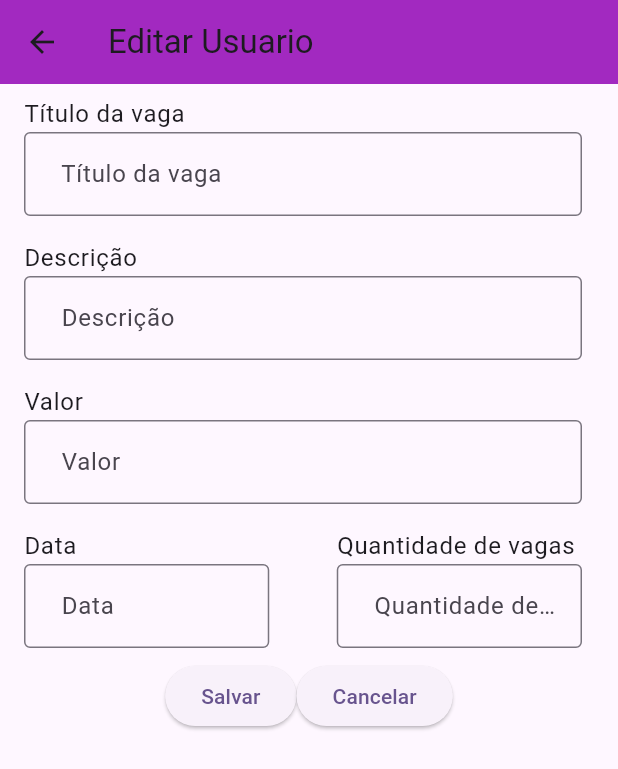
After one commit to rsprenata/Luna, a Flutter app: the InserirVagaPage screen opened by its route, after a tap on "Salvar", on a phone screen of 412 x 824 dp. The commit adds this screen. Shown: the top 769 px of the screen. Run offline on Flutter 3.47's test engine with Material 3 defaults, Android fonts, the phone set to English and light mode, and no system bars; missing offline and left inert: dart:ffi; accounts and stored records are empty.

Commit message:
[Inserir vaga] feat: inserindo vaga

```diff
--- a/lib/main.dart
+++ b/lib/main.dart
@@ -4,6 +4,7 @@ import 'package:luna/routes/routes.dart';
 import 'package:luna/view/perfil/manter_perfil_artista.dart';
 import 'package:luna/view/perfil/manter_perfil_empresa.dart';
 import 'package:luna/view/perfil/ver_perfil_artista.dart';
+import 'package:luna/view/vaga/inserir_vaga.dart';
 
 void main() {
   runApp(const MyApp());
@@ -25,6 +26,7 @@ class MyApp extends StatelessWidget {
         Routes.home: (context) => const MyHomePage(title: 'LUNA'),
         Routes.usuarioEdit:(context) => const EditarUsuarioArtistaPage(),
         Routes.verPerfil:(context) => const VerUsuarioArtistaPage(),
+        Routes.inserirVaga:(context) => const InserirVagaPage(),
         //FIXME Routes.usuarioEmpresaEdit:(context) => const EditarUsuarioEmpresaPage()
       },
     );
@@ -99,6 +101,9 @@ class _MyHomePageState extends State<MyHomePage> {
               Navigator.pushNamed(context, VerUsuarioArtistaPage.routeName,
         arguments: <String, int>{"id": 10});
             }, child: Text("Ver Perfil")),
+            ElevatedButton(onPressed: (){
+              Navigator.pushNamed(context, InserirVagaPage.routeName);
+            }, child: Text("Nova Vaga")),
 
           ],
         ),
--- /dev/null
+++ b/lib/model/vaga.dart
@@ -0,0 +1,49 @@
+import 'dart:convert';
+import 'dart:ffi';
+
+
+class Vaga {
+  int? id;
+  String nome;
+  String descricao;
+  String valor;
+  String data;
+  int qtdVagas;
+
+  Vaga(this.id, this.nome, this.descricao, this.valor, this.data, this.qtdVagas);
+  Vaga.novo(this.nome, this.descricao, this.valor, this.data, this.qtdVagas);
+  Map<String, dynamic> toMap() {
+    return {
+      'nome': nome,
+      'descricao': descricao,
+      'valor': valor,
+      'data': data,
+      'qtdVagas': qtdVagas,
+    };
+  }
+
+  static Vaga fromMap(Map<String, dynamic> map) {
+    return Vaga(
+      map['id'],
+      map['nome'],
+      map['descricao'],
+      map['valor'],
+      map['data'],
+      map['qtdVagas'],
+    );
+  }
+
+  static List<Vaga> fromMaps(List<Map<String, dynamic>> maps) {
+    return List.generate(maps.length, (i) {
+      return Vaga.fromMap(maps[i]);
+    });
+  }
+
+  static Vaga fromJson(String j) => Vaga.fromMap(jsonDecode(j));
+  static List<Vaga> fromJsonList(String j) {
+    final parsed = jsonDecode(j).cast<Map<String, dynamic>>();
+    return parsed.map<Vaga>((map) => Vaga.fromMap(map)).toList();
+  }
+
+  String toJson() => jsonEncode(toMap());
+}
--- /dev/null
+++ b/lib/repositories/vaga_repository.dart
@@ -0,0 +1,31 @@
+import 'package:luna/model/artista.dart';
+import 'package:luna/model/vaga.dart';
+import 'package:luna/rest/artista_rest.dart';
+import 'package:luna/rest/vaga_rest.dart';
+
+class VagaRepository {
+  final VagaRest api = VagaRest();
+  Future<Vaga> buscar(int id) async {
+    return await api.buscar(id);
+  }
+  Future<Vaga> alterar(Vaga artista) async {
+    return await api.alterar(artista);
+  }
+  Future<Vaga> inserir(Vaga artista) async {
+    return await api.inserir(artista);
+  }
+/*
+  Future<Usuario?> buscarPorCpf(String cpf) async {
+    return await api.buscarPorCpf(cpf);
+  }
+
+  Future<List<Usuario>> buscarTodos() async {
+    return await api.buscarTodos();
+  }
+
+
+
+  Future<Usuario> remover(int id) async {
+    return await api.remover(id);
+  }*/
+}
--- /dev/null
+++ b/lib/rest/vaga_rest.dart
@@ -0,0 +1,82 @@
+import 'package:luna/model/vaga.dart';
+import 'package:luna/model/vaga.dart';
+import 'package:luna/rest/api.dart';
+import 'package:http/http.dart' as http;
+
+class VagaRest{
+  Future<Vaga> buscar(int id) async {
+    final http.Response response =
+        await http.get(Uri.http(API.endpoint, '/vaga/$id'));
+    if (response.statusCode == 200) {
+      return Vaga.fromJson(response.body);
+    } else {
+      throw Exception(
+          'Erro buscando vaga: $id [code: ${response.statusCode}]');
+    }
+  }
+
+  Future<Vaga> alterar(Vaga vaga) async {
+    final http.Response response = await http.put(
+      Uri.http(API.endpoint, 'vaga/${vaga.id}'),
+      headers: <String, String>{
+        'Content-Type': 'application/json; charset=UTF-8',
+      },
+      body: vaga.toJson(),
+    );
+    if (response.statusCode == 200) {
+      return vaga;
+    } else {
+      throw Exception('Erro alterando vaga ${vaga.id}.');
+    }
+  }
+
+  Future<Vaga> inserir(Vaga vaga) async {
+    print(vaga.toJson());
+    final http.Response response =
+        await http.post(Uri.http(API.endpoint, 'vaga/'),
+            headers: <String, String>{
+              'Content-Type': 'application/json; charset=UTF-8',
+            },
+            body: vaga.toJson());
+    if (response.statusCode == 200) {
+      return Vaga.fromJson(response.body);
+    } else {
+      throw Exception('Erro inserindo vaga.');
+    }
+  }
+/*
+  Future<vaga?> buscarPorCpf(String cpf) async {
+    final http.Response response =
+        await http.get(Uri.http(API.endpoint, '/clientes/cpf/$cpf'));
+    if (response.statusCode == 200) {
+      return response.body == "" ? null : vaga.fromJson(response.body);
+    } else {
+      throw Exception(
+          'Erro buscando vaga: $cpf [code: ${response.statusCode}]');
+    }
+  }
+
+  Future<List<vaga>> buscarTodos() async {
+    final http.Response response =
+        await http.get(Uri.http(API.endpoint, "clientes/"));
+    if (response.statusCode == 200) {
+      return vaga.fromJsonList(response.body);
+    } else {
+      throw Exception('Erro buscando todos os clientes.');
+    }
+  }
+
+
+
+  Future<vaga> remover(int id) async {
+    final http.Response response = await http
+        .delete(Uri.http(API.endpoint, '/clientes/$id'), headers: <String, String>{
+      'Content-Type': 'application/json; charset=UTF-8',
+    });
+    if (response.statusCode == 200) {
+      return vaga.fromJson(response.body);
+    } else {
+      throw Exception('Erro removendo vaga: $id.');
+    }
+  }*/
+}
--- a/lib/routes/routes.dart
+++ b/lib/routes/routes.dart
@@ -2,6 +2,7 @@ import 'package:luna/main.dart';
 import 'package:luna/view/perfil/manter_perfil_artista.dart';
 import 'package:luna/view/perfil/manter_perfil_empresa.dart';
 import 'package:luna/view/perfil/ver_perfil_artista.dart';
+import 'package:luna/view/vaga/inserir_vaga.dart';
 
 class Routes {
 static const String home = MyHomePage.routeName;
@@ -10,6 +11,7 @@ static const String clienteInsert = InserirClientePage.routeName;*/
 static const String usuarioEdit = EditarUsuarioArtistaPage.routeName;
 static const String usuarioEmpresaEdit = EditarUsuarioEmpresaPage.routeName;
 static const String verPerfil = VerUsuarioArtistaPage.routeName;
+static const String inserirVaga = InserirVagaPage.routeName;
 
 /*static const String pedidoList = ListarPedidosPage.routeName;
 static const String pedidoInsert = InserirPedidoPage.routeName;
--- /dev/null
+++ b/lib/view/vaga/inserir_vaga.dart
@@ -0,0 +1,194 @@
+import 'dart:ffi';
+
+import 'package:luna/helper/error.dart';
+import 'package:luna/model/artista.dart';
+import 'package:luna/model/usuario.dart';
+import 'package:luna/model/vaga.dart';
+import 'package:luna/repositories/artista_repository.dart';
+import 'package:luna/repositories/usuario_repository.dart';
+import 'package:luna/repositories/vaga_repository.dart';
+import 'package:luna/widgets/drawer.dart';
+import 'package:flutter/material.dart';
+//import 'package:mask_text_input_formatter/mask_text_input_formatter.dart';
+
+class InserirVagaPage extends StatefulWidget {
+  static const String routeName = '/vaga/inserir';
+
+  const InserirVagaPage({super.key});
+  @override
+  _InserirVagaPageState createState() => _InserirVagaPageState();
+}
+
+class _InserirVagaPageState extends State<InserirVagaPage> {
+  final _formKey = GlobalKey<FormState>();
+  final _nomeController = TextEditingController();
+  final _descricaoController = TextEditingController();
+  final _valorController = TextEditingController();
+  final _dataController = TextEditingController();
+  final _qtdVagasController = TextEditingController();
+
+  int _id = 0;
+  bool isArtista = false;
+  Usuario? _usuario;
+  @override
+  void dispose() {
+    _nomeController.dispose();
+    super.dispose();
+  }
+
+  void _obterVaga() async {
+    try {
+      //var maskFormatter = MaskTextInputFormatter(mask: '###.###.###-##', filter: { "#": RegExp(r'[0-9]') });
+      VagaRepository repository = VagaRepository();
+      Vaga _vaga = await repository.buscar(_id);
+      _nomeController.text = _vaga!.nome;
+    } catch (exception) {
+      showError(context, "Erro recuperando vaga", exception.toString());
+      Navigator.pop(context);
+    }
+  }
+
+  void _salvar() async {
+    Vaga _vaga = Vaga.novo(_nomeController.text, _descricaoController.text, _valorController.text, _dataController.text,int.parse(_qtdVagasController.text));
+
+
+    try {
+      VagaRepository repository = VagaRepository();
+      await repository.inserir(_vaga!);
+      _nomeController.clear();
+      _dataController.clear();
+      _descricaoController.clear();
+      _valorController.clear();
+      _qtdVagasController.clear();
+
+      ScaffoldMessenger.of(context).showSnackBar(
+          const SnackBar(content: Text('Vaga inserido com sucesso.')));
+      Navigator.pop(context);
+    } catch (exception) {
+      showError(context, "Erro inserindo vaga", exception.toString());
+    }
+  }
+
+  Widget _buildForm(BuildContext context) {
+    return Column(children: [
+      Form(
+          key: _formKey,
+          child: ListView(shrinkWrap: true, children: [
+            Row(
+            children: [
+              Expanded(
+                child: ListTile(
+            title: Text('Título da vaga'),
+            subtitle: TextFormField(
+                  decoration: const InputDecoration(
+                    border: OutlineInputBorder(
+                        borderRadius: BorderRadius.all(Radius.circular(4))),
+                    hintText: '  Título da vaga',
+                  ),
+                  controller: _nomeController,
+                ),),
+              ),
+            ],
+          ),
+            Row(
+            children: [
+              Expanded(
+                child: ListTile(
+            title: Text('Descrição'),
+            subtitle: TextFormField(
+                  decoration: const InputDecoration(
+                    border: OutlineInputBorder(
+                        borderRadius: BorderRadius.all(Radius.circular(4))),
+                    hintText: '  Descrição',
+                  ),
+                  controller: _descricaoController,
+                ),),
+              ),
+            ],
+          ),
+          Row(
+            children: [
+              Expanded(
+                child: ListTile(
+            title: Text('Valor'),
+            subtitle: TextFormField(
+                  decoration: const InputDecoration(
+                    border: OutlineInputBorder(
+                        borderRadius: BorderRadius.all(Radius.circular(4))),
+                    hintText: '  Valor',
+                  ),
+                  controller: _valorController,
+                ),),
+              ),
+            ],
+          ),
+
+            Row(
+            children: [
+              Expanded(
+                child: ListTile(
+            title: Text('Data'),
+            subtitle: TextFormField(
+                  decoration: const InputDecoration(
+                    border: OutlineInputBorder(
+                        borderRadius: BorderRadius.all(Radius.circular(4))),
+                    hintText: '  Data',
+                  ),
+                  controller: _dataController,
+                ),),
+              ),
+              SizedBox(
+                width: 5,
+              ),
+              Expanded(
+                child:ListTile(
+            title: Text('Quantidade de vagas'),
+            subtitle:  TextFormField(
+                  decoration: const InputDecoration(
+                    border: OutlineInputBorder(
+                        borderRadius: BorderRadius.all(Radius.circular(4))),
+                    hintText: '  Quantidade de vagas',
+                  ),
+                  controller: _qtdVagasController,
+                ),),
+              ),
+            ],
+          ),
+            Row(mainAxisAlignment: MainAxisAlignment.center,
+              children: [
+              ElevatedButton(
+                onPressed: () {
+                  if (_formKey.currentState!.validate()) {
+                    _salvar();
+                  }
+                },
+                child: const Text('Salvar')
+              ),
+              ElevatedButton(
+                onPressed: () {
+                  Navigator.pop(context);
+                },
+                child: const Text('Cancelar'),
+              ),
+            ])
+          ])) // Form
+    ]);
+  }
+
+  @override
+  Widget build(BuildContext context) {
+    /*final Map m = ModalRoute.of(context)!.settings.arguments as Map;
+    _id = m["id"];
+    _obterUsuario();*/
+    return Scaffold(
+      resizeToAvoidBottomInset : false,
+      appBar: AppBar(
+        title: const Text("Editar Usuario"),
+        backgroundColor: Color.fromRGBO(159, 34, 190, 0.965)
+      ),
+      //drawer: const AppDrawer(),
+      body: SingleChildScrollView(
+    child:_buildForm(context),
+    ));
+  }
+}
```
Also changed, not shown: 2 other files.
